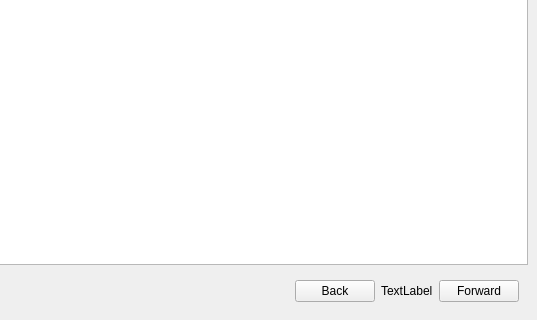
Qt form 03. Python/Практика/lab7/view/qtsrc/table_view.ui (sit2606/learning) before a commit; both pictures show x 363 to 900 and y 194 to 514 of the 900 by 514 pixel window.
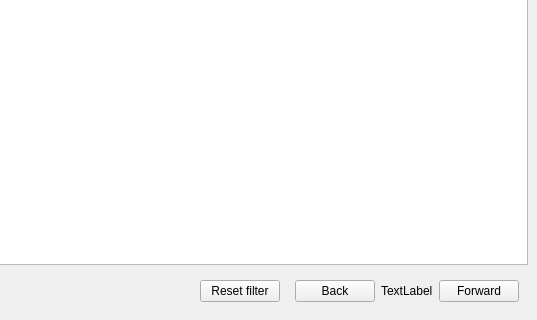
The same form after that commit.

Commit message: Finished filter

What changed in the file:
```diff
--- a/03. Python/Практика/lab7/view/qtsrc/table_view.ui
+++ b/03. Python/Практика/lab7/view/qtsrc/table_view.ui
@@ -93,6 +93,13 @@
         </property>
        </widget>
       </item>
+      <item>
+       <widget class="QPushButton" name="ResetFilterpushButton">
+        <property name="text">
+         <string>Reset filter</string>
+        </property>
+       </widget>
+      </item>
       <item>
        <widget class="QWidget" name="pageControlWidget" native="true">
         <layout class="QHBoxLayout" name="horizontalLayout_5">
```
The commit also changes 5 other files.
